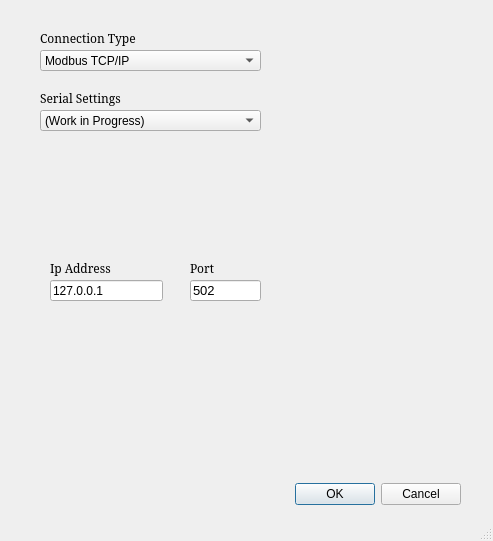
sweeboon/ModBusX, file modbusx/ui/add_slave_dialog.ui: the form before one commit.
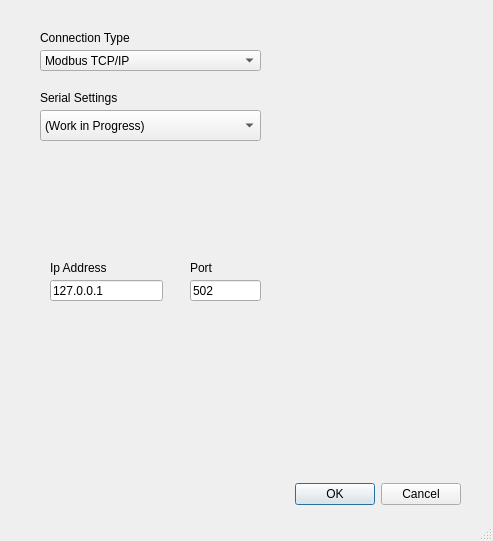
The form after the commit.

Commit message: Enhance ModbusX UI: Add AddSlaveDialog, integrate tree and table views, update resources, and apply font styling

Diff of the .ui file:
```diff
--- a/modbusx/ui/add_slave_dialog.ui
+++ b/modbusx/ui/add_slave_dialog.ui
@@ -10,9 +10,17 @@
     <height>541</height>
    </rect>
   </property>
+  <property name="font">
+   <font>
+    <family>Yu Gothic UI</family>
+   </font>
+  </property>
   <property name="windowTitle">
    <string>Dialog</string>
   </property>
+  <property name="autoFillBackground">
+   <bool>true</bool>
+  </property>
   <property name="sizeGripEnabled">
    <bool>true</bool>
   </property>
@@ -63,7 +71,7 @@
    </property>
    <property name="font">
     <font>
-     <family>SimSun</family>
+     <family>Yu Gothic UI</family>
      <pointsize>9</pointsize>
     </font>
    </property>
@@ -82,7 +90,7 @@
    </property>
    <property name="font">
     <font>
-     <family>SimSun</family>
+     <family>Yu Gothic UI</family>
      <pointsize>9</pointsize>
     </font>
    </property>
@@ -96,9 +104,14 @@
      <x>40</x>
      <y>110</y>
      <width>221</width>
-     <height>21</height>
+     <height>31</height>
     </rect>
    </property>
+   <property name="font">
+    <font>
+     <family>Yu Gothic UI</family>
+    </font>
+   </property>
    <item>
     <property name="text">
      <string>(Work in Progress)</string>
@@ -116,7 +129,7 @@
    </property>
    <property name="font">
     <font>
-     <family>SimSun</family>
+     <family>Yu Gothic UI</family>
      <pointsize>9</pointsize>
     </font>
    </property>
@@ -135,7 +148,8 @@
    </property>
    <property name="font">
     <font>
-     <pointsize>10</pointsize>
+     <family>Yu Gothic UI</family>
+     <pointsize>9</pointsize>
     </font>
    </property>
    <property name="text">
@@ -156,7 +170,7 @@
    </property>
    <property name="font">
     <font>
-     <family>SimSun</family>
+     <family>Yu Gothic UI</family>
      <pointsize>9</pointsize>
     </font>
    </property>
```
Left out of the diff: 5 changed lines with no effect on the pictures. The commit also changes 9 other files.
